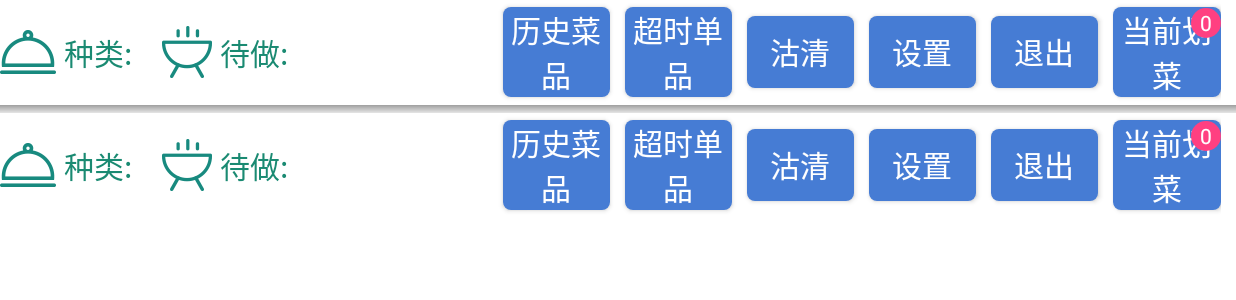
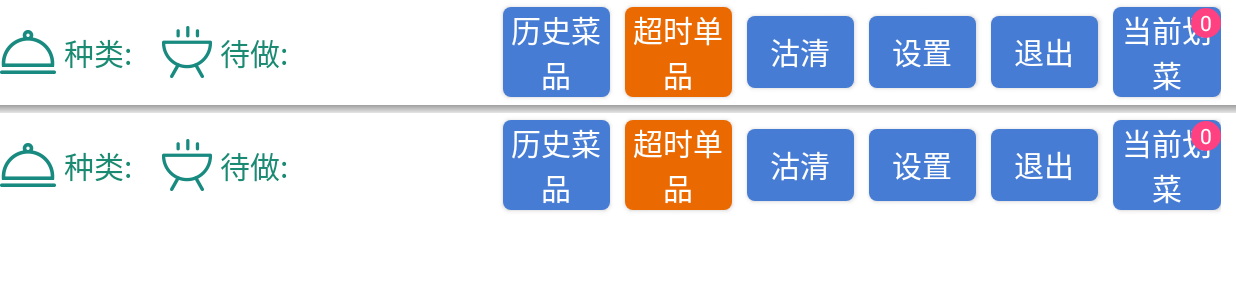
Before and after one commit to cyx362442/Kitchen_Barbecue, an Android app: the fragment TopFragment placed in its activity, on a phone screen of 824 x 412 dp (held sideways). Shown: the top 300 px of the screen. Run offline under Robolectric (Android 15) with nearby library versions, the light colour scheme and no system bars; our stand-ins replace ButterKnife, EventBus; libraries missing offline, so code that uses them is left out: com.chad.library, org.litepal, org.litepal.crud; pictures from the network do not load; 3 statements that could not run were skipped.

Commit message:
20170906

```diff
--- a/app/build.gradle
+++ b/app/build.gradle
@@ -5,10 +5,10 @@ android {
     buildToolsVersion "26.0.0"
     defaultConfig {
         applicationId "com.duowei.kitchen_barbecue"
-        minSdkVersion 15
+        minSdkVersion 16
         targetSdkVersion 26
-        versionCode 3
-        versionName "V20170903"
+        versionCode 4
+        versionName "V20170904"
         testInstrumentationRunner "android.support.test.runner.AndroidJUnitRunner"
     }
     buildTypes {
--- a/app/src/main/assets/litepal.xml
+++ b/app/src/main/assets/litepal.xml
@@ -1,7 +1,7 @@
 <?xml version="1.0" encoding="utf-8"?>
 <litepal>
     <dbname value="kitchen_barbecue" ></dbname>
-    <version value="2" ></version>
+    <version value="3" ></version>
     <list>
         <mapping class="com.duowei.kitchen_barbecue.bean.Cfpb"></mapping>
     </list>
--- a/app/src/main/java/com/duowei/kitchen_barbecue/app/MainActivity.java
+++ b/app/src/main/java/com/duowei/kitchen_barbecue/app/MainActivity.java
@@ -2,6 +2,7 @@ package com.duowei.kitchen_barbecue.app;
 
 import android.app.FragmentManager;
 import android.content.Intent;
+import android.os.Handler;
 import android.support.v7.app.AppCompatActivity;
 import android.os.Bundle;
 import android.view.View;
@@ -14,6 +15,7 @@ import com.duowei.kitchen_barbecue.event.ShowOut;
 import com.duowei.kitchen_barbecue.fragment.MainFragment;
 import com.duowei.kitchen_barbecue.fragment.OutFragment;
 import com.duowei.kitchen_barbecue.fragment.TopFragment;
+import com.duowei.kitchen_barbecue.httputils.MyPost;
 import com.duowei.kitchen_barbecue.httputils.Net;
 import com.duowei.kitchen_barbecue.server.PollingService;
 import com.duowei.kitchen_barbecue.tools.PreferenceUtils;
@@ -35,6 +37,18 @@ public class MainActivity extends AppCompatActivity {
 
         mFrameLayout = (FrameLayout) findViewById(R.id.frame_out);
         initFragment();
+
+        deleteRecords();
+    }
+    //删除历史数据
+    private void deleteRecords() {
+        Handler handler = new Handler();
+        handler.postDelayed(new Runnable() {
+            @Override
+            public void run() {
+                MyPost.getInstance().getServerTime();
+            }
+        },60*1000);
     }
 
     @Override
--- a/app/src/main/java/com/duowei/kitchen_barbecue/app/PassRecordsActivity.java
+++ b/app/src/main/java/com/duowei/kitchen_barbecue/app/PassRecordsActivity.java
@@ -1,5 +1,7 @@
 package com.duowei.kitchen_barbecue.app;
 
+import android.graphics.Color;
+import android.graphics.drawable.ColorDrawable;
 import android.support.v7.app.AppCompatActivity;
 import android.os.Bundle;
 import android.support.v7.widget.DividerItemDecoration;
@@ -89,6 +91,8 @@ public class PassRecordsActivity extends AppCompatActivity implements View.OnCli
             if(isShow==true){
                 View popuView = getLayoutInflater().inflate(R.layout.popuwindow_item, null);
                 ListView lsvMore = popuView.findViewById(R.id.listView);
+                lsvMore.setDivider(new ColorDrawable(Color.WHITE));
+                lsvMore.setDividerHeight(1);
                 LvAdapter lvAdapter = new LvAdapter(this, tempList);
                 lsvMore.setAdapter(lvAdapter);
                 lsvMore.setOnItemClickListener(this);
@@ -116,6 +120,7 @@ public class PassRecordsActivity extends AppCompatActivity implements View.OnCli
         for(int i=0;i<list.size();i++){
             count+=list.get(i).getSl();
         }
+        isShow=false;
         mTvBottom.setText(count+"份");
         mPopupWindow.dismiss();
     }
--- a/app/src/main/java/com/duowei/kitchen_barbecue/fragment/OutFragment.java
+++ b/app/src/main/java/com/duowei/kitchen_barbecue/fragment/OutFragment.java
@@ -92,9 +92,10 @@ public class OutFragment extends Fragment implements View.OnClickListener {
             cfpbComplete.setPz(cfpb.getPz());
             cfpbComplete.setSl(cfpb.getSl());
             cfpbComplete.setXdsj(cfpb.getXdsj());
-            cfpbComplete.setWcsj(DateTimes.getTime());
+            cfpbComplete.setWcsj(DateTimes.getSysTime());
             cfpbComplete.setZzry("");
             cfpbComplete.setYhmc(cfpb.getYhmc());
+            cfpbComplete.setTime(cfpb.getTime());
             cfpbComplete.save();
         }
     }
--- a/app/src/main/java/com/duowei/kitchen_barbecue/fragment/TopFragment.java
+++ b/app/src/main/java/com/duowei/kitchen_barbecue/fragment/TopFragment.java
@@ -113,11 +113,11 @@ public class TopFragment extends Fragment {
         //超时单品声音
         else if (outTime > tempOutTime) {
             mSound.playSound('4', 0);
-            ColorAnim.getInstacne(getActivity()).startBackground(mBtnOvertime);
             handler.post(new Runnable() {
                 @Override
                 public void run() {
                     try {
+                        ColorAnim.getInstacne(getActivity()).startBackground(mBtnOvertime);
                         Thread.sleep(2000);
                         mSound.playSound('4', 0);
                     } catch (InterruptedException e) {
@@ -164,8 +164,10 @@ public class TopFragment extends Fragment {
                 isOutTime=!isOutTime;
                 if(isOutTime==true){
                     mBtnOvertime.setText(getString(R.string.allfood));
+                    mBtnOvertime.setBackgroundResource(R.drawable.button_blue);
                 }else{
                     mBtnOvertime.setText(getString(R.string.outtime));
+                    mBtnOvertime.setBackgroundResource(R.drawable.button_orange);
                 }
                 EventBus.getDefault().post(new OutTime(isOutTime));
                 break;
--- a/app/src/main/java/com/duowei/kitchen_barbecue/tools/ColorAnim.java
+++ b/app/src/main/java/com/duowei/kitchen_barbecue/tools/ColorAnim.java
@@ -90,7 +90,7 @@ public class ColorAnim {
                 }
                 count++;
                 if(count>=30){
-                    text.setBackground(context.getResources().getDrawable(R.drawable.button_blue));
+                    text.setBackground(context.getResources().getDrawable(R.drawable.button_orange));
                     count=0;
                     mHandler.removeCallbacks(mRunnable);
                 }
--- /dev/null
+++ b/app/src/main/res/drawable/button_orange.xml
@@ -0,0 +1,9 @@
+<?xml version="1.0" encoding="utf-8"?>
+<shape xmlns:android="http://schemas.android.com/apk/res/android">
+    <!-- 实心填充 -->
+    <solid android:color="@color/orange" />
+    <!-- 圆角-->
+    <corners
+        android:radius="5dip"
+        />
+</shape>
--- a/app/src/main/res/layout/activity_past_records.xml
+++ b/app/src/main/res/layout/activity_past_records.xml
@@ -26,7 +26,7 @@
                 android:id="@+id/tv_name"
                 style="@style/TextView_title"
                 android:layout_weight="2"
-                android:gravity="left"
+                android:drawableRight="@drawable/ic_arrow_drop_down_white_24dp"
                 android:text="菜品名称"/>
             <TextView
                 style="@style/TextView_title"
--- a/app/src/main/res/layout/fragment_top.xml
+++ b/app/src/main/res/layout/fragment_top.xml
@@ -98,6 +98,7 @@
                     android:id="@+id/btn_overtime"
                     style="@style/TopButton"
                     android:text="@string/outtime"
+                    android:background="@drawable/button_orange"
                     android:textColor="@color/white"/>
 
                 <Button
```
Also changed, not shown: app/src/main/java/com/duowei/kitchen_barbecue/bean/Cfpb_complete.java (+8 -12 lines), app/src/main/java/com/duowei/kitchen_barbecue/httputils/MyPost.java (+34 -0 lines).
